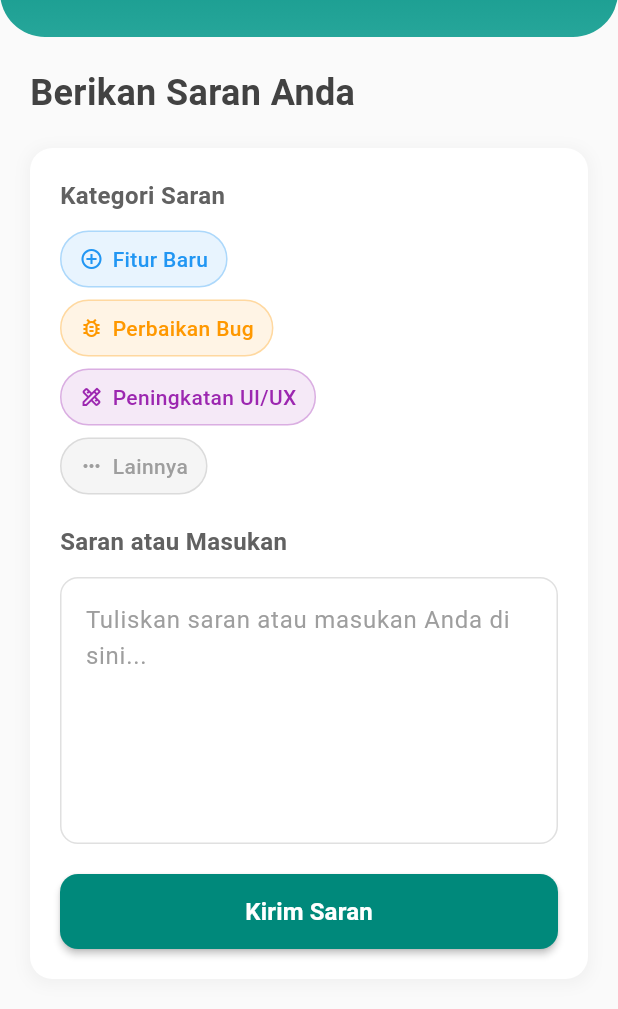
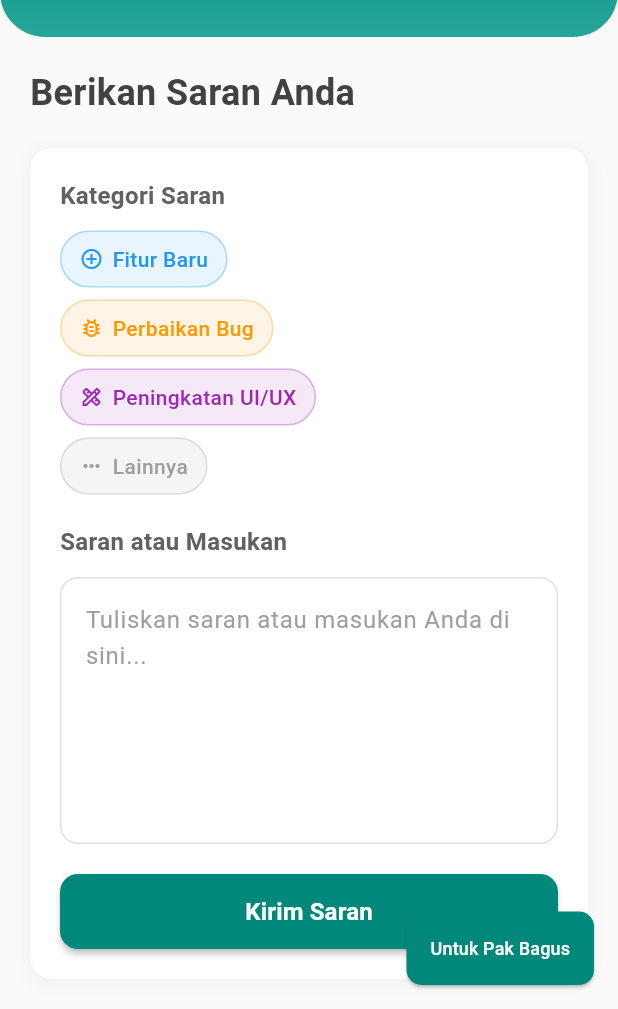
Before and after one commit to panjiarif/aplikasi_farmasi, a Flutter app: the SaranScreen screen opened directly, on a phone screen of 412 x 824 dp, the part 227-1236 px from its top. Run offline on Flutter 3.47's test engine with Material 3 defaults, Android fonts, the phone set to English and light mode, and no system bars; our stand-ins replace flutter_local_notifications, geolocator, google_maps_flutter, sensors_plus, shared_preferences, sqflite and 1 more; accounts and stored records are empty.

Commit message:
membuat saran untuk TPM

```diff
--- a/lib/screens/saran_screen.dart
+++ b/lib/screens/saran_screen.dart
@@ -1,4 +1,6 @@
 import 'package:flutter/material.dart';
+
+import '../widgets/saran_pak_bagus.dart';
 
 class SaranScreen extends StatelessWidget {
   const SaranScreen({super.key});
@@ -19,6 +21,31 @@ class SaranScreen extends StatelessWidget {
         elevation: 0,
         centerTitle: true,
         iconTheme: IconThemeData(color: Colors.white),
+      ),
+      floatingActionButtonLocation: FloatingActionButtonLocation.endFloat,
+      floatingActionButton: ElevatedButton(
+        onPressed: () {
+          showDialog(
+              context: context,
+              builder: (context) {
+                return const SaranPakBagus();
+              });
+        },
+        style: ElevatedButton.styleFrom(
+          shape: RoundedRectangleBorder(
+            borderRadius: BorderRadius.circular(10),
+          ),
+          padding: EdgeInsets.all(16),
+          backgroundColor: Colors.teal[600],
+        ),
+        child: Text(
+          "Untuk Pak Bagus",
+          style: TextStyle(
+            fontSize: 12,
+            color: Colors.white,
+            fontWeight: FontWeight.w500,
+          ),
+        ),
       ),
       body: SingleChildScrollView(
         child: Column(
```
Also changed, not shown: lib/widgets/saran_pak_bagus.dart (added, +83 -0 lines), 1 other file.
